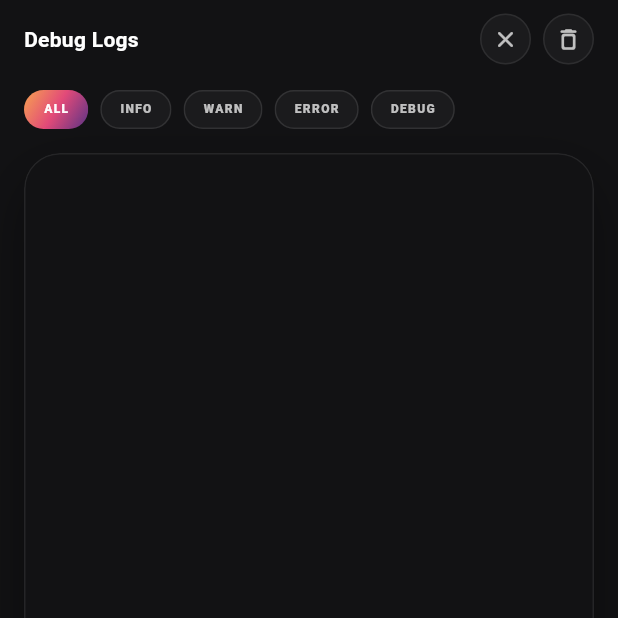
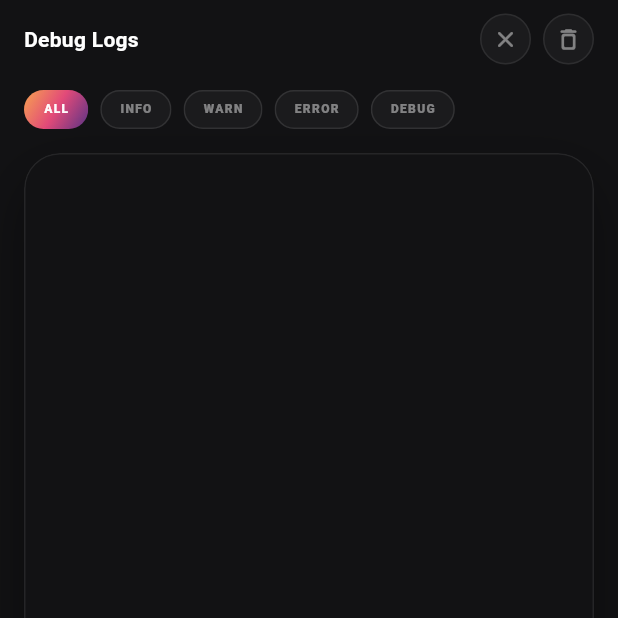
Before and after one commit to LiquidatorCoder/flutter_debug_tools, a Flutter app: the DebugLogsViewer screen opened directly with empty values, on a phone screen of 412 x 824 dp, the top half of it. Run offline on Flutter 3.47's test engine with Material 3 defaults, Android fonts, the light colour scheme and no system bars; our stand-ins replace device_info_plus, package_info_plus, shared_preferences; accounts and stored records are empty.

Commit message:
minor color fixes

```diff
--- a/lib/src/view/debug_logs_viewer.dart
+++ b/lib/src/view/debug_logs_viewer.dart
@@ -358,7 +358,7 @@ class _HeaderButton extends StatelessWidget {
             shape: BoxShape.circle,
             border: Border.all(color: Colors.white.withValues(alpha: 0.08)),
           ),
-          child: Icon(icon, size: 18, color: Colors.white.withValues(alpha: 0.72)),
+          child: Icon(icon, size: 18, color: DebugToolsPanelStyles.textPrimary.withValues(alpha: 0.45)),
         ),
       ),
     );
@@ -402,7 +402,8 @@ class _FilterChip extends StatelessWidget {
                 fontSize: 8,
                 fontWeight: FontWeight.w900,
                 letterSpacing: 0.9,
-                color: isSelected ? _selectedTextColor(filter) : Colors.white.withValues(alpha: 0.72),
+                color:
+                    isSelected ? _selectedTextColor(filter) : DebugToolsPanelStyles.textPrimary.withValues(alpha: 0.45),
                 fontFeatures: const [
                   FontFeature.tabularFigures(),
                 ],
```
